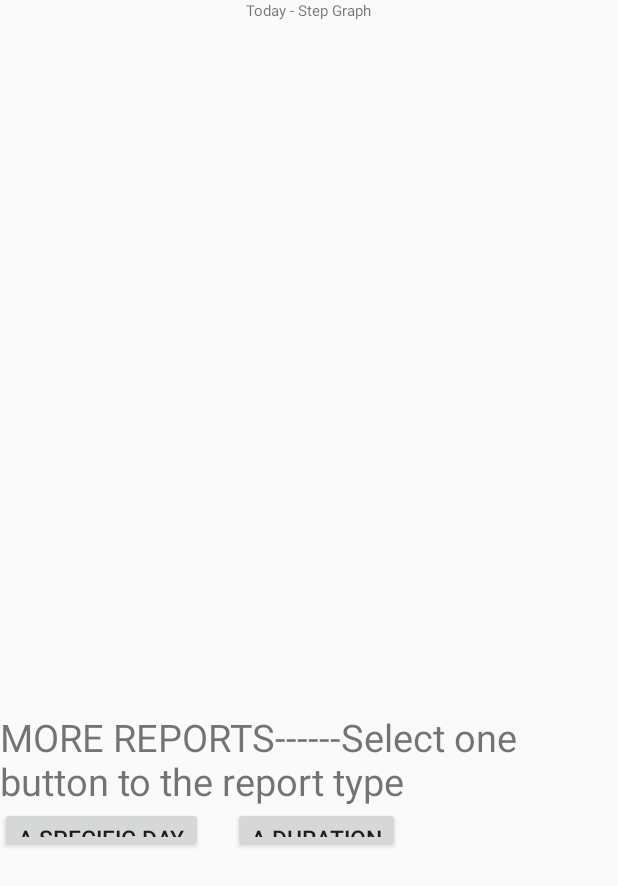
After one commit to duyao/Android-Health-App, an Android app: the layout fragment_report.xml on its own in the app's theme, with its tools: preview values and no code run, on a phone screen of 412 x 824 dp. The commit adds this screen. Shown: the top 886 px of the screen. Run offline under Robolectric (Android 15) with nearby library versions, the phone set to English and light mode, and no system bars.

Commit message:
add report with graph

```diff
--- a/app/build.gradle
+++ b/app/build.gradle
@@ -31,4 +31,6 @@ dependencies {
     compile 'com.android.support:support-v4:23.1.1'
     compile 'com.google.android.gms:play-services:8.3.0'
     compile 'com.jjoe64:graphview:4.0.1'
+
+    compile group: 'org.achartengine', name: 'achartengine', version: '1.2.0'
 }
--- a/app/src/main/java/example/dy/com/homework/CalTrackFragment.java
+++ b/app/src/main/java/example/dy/com/homework/CalTrackFragment.java
@@ -36,8 +36,6 @@ public class CalTrackFragment extends Fragment {
     private View vCal;
     private DatabaseHelper databaseHelper;
     private JsonUser u;
-    private FragmentManager manager;
-    private FragmentTransaction ft;
     private static final String IP = StringUtils.IPString;
     final static String UPDATESTEPURL = "http://" + IP + "/SportServer/webresources/com.dy.entity.consume/undateSteps";
     final static String CONSUMEDBURNEDURL = "http://" + IP + "/SportServer/webresources/com.dy.entity.report/getConsumedBurnedCal";
@@ -115,7 +113,6 @@ public class CalTrackFragment extends Fragment {
         //2.
 
 
-        manager = getFragmentManager();
 
 //        System.out.println("setp->u" + u);
 
--- /dev/null
+++ b/app/src/main/res/layout/fragment_report.xml
@@ -0,0 +1,73 @@
+<?xml version="1.0" encoding="utf-8"?>
+<LinearLayout xmlns:android="http://schemas.android.com/apk/res/android"
+    android:layout_width="match_parent"
+    android:layout_height="match_parent"
+    android:orientation="vertical">
+
+    <TextView
+        android:layout_width="wrap_content"
+        android:layout_height="wrap_content"
+        android:layout_gravity="center"
+        android:textSize="10sp"
+        android:text="Today - Step Graph" />
+
+    <LinearLayout
+        android:layout_width="match_parent"
+        android:layout_height="300dp"
+        android:id="@+id/step_chart"
+        android:orientation="horizontal">
+
+    </LinearLayout>
+
+    <LinearLayout
+        android:layout_width="match_parent"
+        android:layout_height="wrap_content"
+        android:orientation="horizontal">
+
+        <LinearLayout
+            android:id="@+id/cbchart"
+            android:layout_width="180dp"
+            android:layout_height="160dp"
+            android:orientation="horizontal">
+        </LinearLayout>
+
+        <LinearLayout
+            android:id="@+id/grchart"
+            android:layout_width="180dp"
+            android:layout_height="160dp"
+            android:orientation="horizontal">
+        </LinearLayout>
+
+    </LinearLayout>
+    <TextView
+        android:layout_width="wrap_content"
+        android:layout_height="wrap_content"
+        android:textSize="25dp"
+        android:text="MORE REPORTS------Select one button to the report type" />
+    <LinearLayout
+        android:layout_width="match_parent"
+        android:layout_height="50dp"
+        android:orientation="horizontal">
+
+        <Button
+            style="?android:attr/buttonStyleSmall"
+            android:layout_width="wrap_content"
+            android:layout_height="30dp"
+            android:text="A specific day"
+            android:id="@+id/select_day"
+            android:layout_gravity="left"
+            android:layout_marginRight="20dp"
+            android:textSize="15dp" />
+        <Button
+            style="?android:attr/buttonStyleSmall"
+            android:layout_width="wrap_content"
+            android:layout_height="30dp"
+            android:text="A duration"
+            android:id="@+id/button"
+            android:layout_gravity="right"
+            android:textSize="15dp"/>
+
+    </LinearLayout>
+
+
+</LinearLayout>
--- a/build.gradle
+++ b/build.gradle
@@ -16,6 +16,12 @@ buildscript {
 allprojects {
     repositories {
         jcenter()
+
+        //add achartengine
+        maven {
+            url "https://repository-achartengine.forge.cloudbees.com/snapshot/"
+        }
+
     }
 }
 
```
Also changed, not shown: app/src/main/java/example/dy/com/homework/ContentActivity.java (+4 -3 lines), app/src/main/java/example/dy/com/homework/ReprotFragment.java (added, +263 -0 lines), app/src/main/java/example/dy/com/homework/myUtil/DatabaseHelper.java (+32 -0 lines), app/src/main/java/example/dy/com/homework/myUtil/StringUtils.java (+8 -1 lines).
